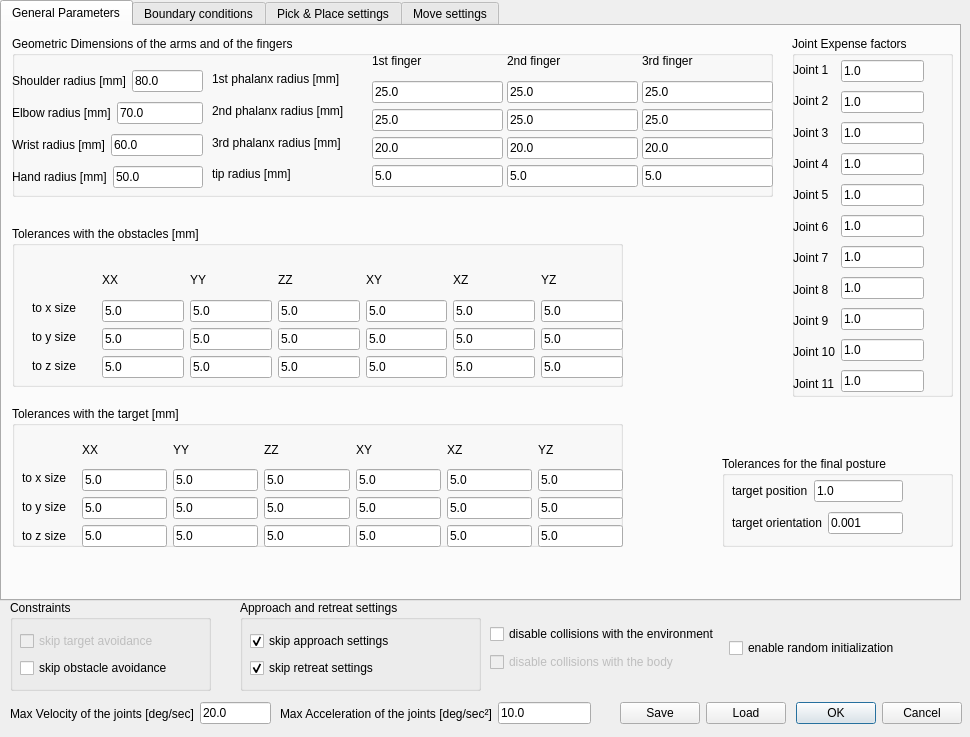
First picture: the form in ui/toldialoghump.ui, repository zohannn/motion_manager, before the edit.
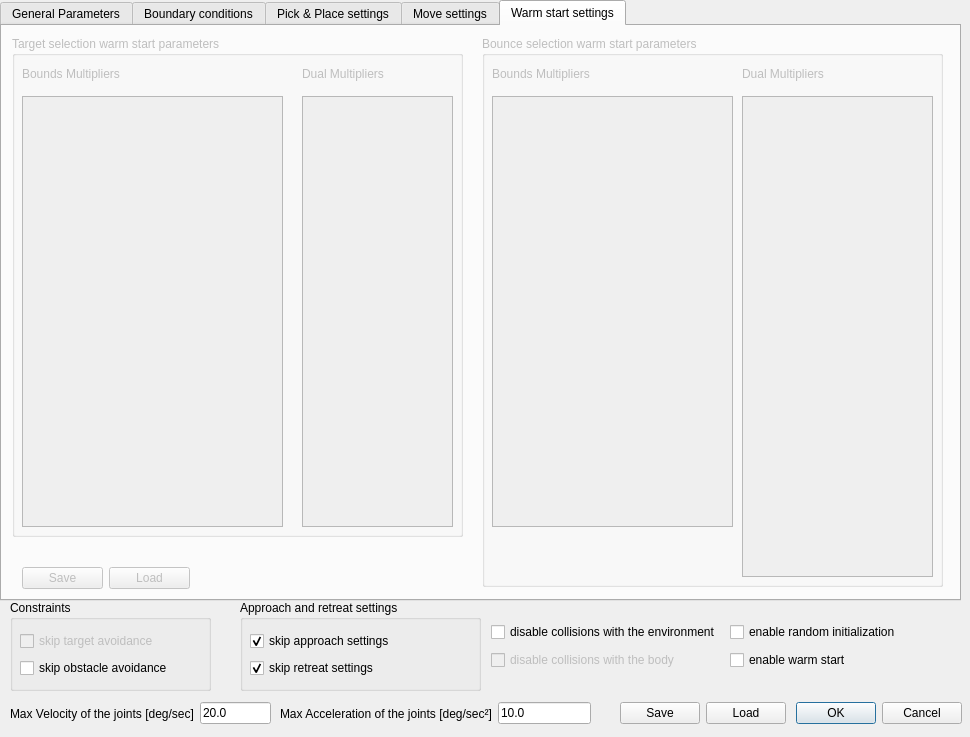
Second picture: the form after the edit. The open tabs and pages were chosen to show the change.

Diff of the .ui file:
```diff
--- a/ui/toldialoghump.ui
+++ b/ui/toldialoghump.ui
@@ -3241,6 +3241,158 @@
      </property>
     </widget>
    </widget>
+   <widget class="QWidget" name="tab_hump_warm">
+    <property name="enabled">
+     <bool>false</bool>
+    </property>
+    <attribute name="title">
+     <string>Warm start settings</string>
+    </attribute>
+    <widget class="QGroupBox" name="groupBox_warm_final">
+     <property name="geometry">
+      <rect>
+       <x>10</x>
+       <y>10</y>
+       <width>451</width>
+       <height>501</height>
+      </rect>
+     </property>
+     <property name="title">
+      <string>Target selection warm start parameters</string>
+     </property>
+     <widget class="QTableView" name="tableView_tar_bounds">
+      <property name="geometry">
+       <rect>
+        <x>10</x>
+        <y>60</y>
+        <width>261</width>
+        <height>431</height>
+       </rect>
+      </property>
+     </widget>
+     <widget class="QTableView" name="tableView_tar_dual">
+      <property name="geometry">
+       <rect>
+        <x>290</x>
+        <y>60</y>
+        <width>151</width>
+        <height>431</height>
+       </rect>
+      </property>
+     </widget>
+     <widget class="QLabel" name="label_tar_bounds">
+      <property name="geometry">
+       <rect>
+        <x>10</x>
+        <y>30</y>
+        <width>121</width>
+        <height>16</height>
+       </rect>
+      </property>
+      <property name="text">
+       <string>Bounds Multipliers</string>
+      </property>
+     </widget>
+     <widget class="QLabel" name="label_tar_bounds_2">
+      <property name="geometry">
+       <rect>
+        <x>290</x>
+        <y>30</y>
+        <width>101</width>
+        <height>16</height>
+       </rect>
+      </property>
+      <property name="text">
+       <string>Dual Multipliers</string>
+      </property>
+     </widget>
+    </widget>
+    <widget class="QGroupBox" name="groupBox_warm_bounce">
+     <property name="geometry">
+      <rect>
+       <x>480</x>
+       <y>10</y>
+       <width>461</width>
+       <height>551</height>
+      </rect>
+     </property>
+     <property name="title">
+      <string>Bounce selection warm start parameters</string>
+     </property>
+     <widget class="QLabel" name="label_tar_bounds_4">
+      <property name="geometry">
+       <rect>
+        <x>10</x>
+        <y>30</y>
+        <width>121</width>
+        <height>16</height>
+       </rect>
+      </property>
+      <property name="text">
+       <string>Bounds Multipliers</string>
+      </property>
+     </widget>
+     <widget class="QLabel" name="label_tar_bounds_3">
+      <property name="geometry">
+       <rect>
+        <x>260</x>
+        <y>30</y>
+        <width>101</width>
+        <height>16</height>
+       </rect>
+      </property>
+      <property name="text">
+       <string>Dual Multipliers</string>
+      </property>
+     </widget>
+     <widget class="QTableView" name="tableView_bounce_bounds">
+      <property name="geometry">
+       <rect>
+        <x>10</x>
+        <y>60</y>
+        <width>241</width>
+        <height>431</height>
+       </rect>
+      </property>
+     </widget>
+     <widget class="QTableView" name="tableView_bounce_dual">
+      <property name="geometry">
+       <rect>
+        <x>260</x>
+        <y>60</y>
+        <width>191</width>
+        <height>481</height>
+       </rect>
+      </property>
+     </widget>
+    </widget>
+    <widget class="QWidget" name="layoutWidget">
+     <property name="geometry">
+      <rect>
+       <x>20</x>
+       <y>540</y>
+       <width>168</width>
+       <height>25</height>
+      </rect>
+     </property>
+     <layout class="QHBoxLayout" name="horizontalLayout_24">
+      <item>
+       <widget class="QPushButton" name="pushButton_save_warm">
+        <property name="text">
+         <string>Save</string>
+        </property>
+       </widget>
+      </item>
+      <item>
+       <widget class="QPushButton" name="pushButton_load_warm">
+        <property name="text">
+         <string>Load</string>
+        </property>
+       </widget>
+      </item>
+     </layout>
+    </widget>
+   </widget>
   </widget>
   <widget class="QGroupBox" name="groupBox_constraints_2">
    <property name="geometry">
@@ -3356,9 +3508,9 @@
   <widget class="QWidget" name="layoutWidget">
    <property name="geometry">
     <rect>
-     <x>490</x>
-     <y>622</y>
-     <width>467</width>
+     <x>491</x>
+     <y>620</y>
+     <width>469</width>
      <height>52</height>
     </rect>
    </property>
@@ -3391,14 +3543,25 @@
      </layout>
     </item>
     <item>
-     <widget class="QCheckBox" name="checkBox_rand_init">
-      <property name="text">
-       <string>enable random initialization</string>
-      </property>
-      <property name="checked">
-       <bool>false</bool>
-      </property>
-     </widget>
+     <layout class="QVBoxLayout" name="verticalLayout_29">
+      <item>
+       <widget class="QCheckBox" name="checkBox_rand_init">
+        <property name="text">
+         <string>enable random initialization</string>
+        </property>
+        <property name="checked">
+         <bool>false</bool>
+        </property>
+       </widget>
+      </item>
+      <item>
+       <widget class="QCheckBox" name="checkBox_warm_start">
+        <property name="text">
+         <string>enable warm start</string>
+        </property>
+       </widget>
+      </item>
+     </layout>
     </item>
    </layout>
   </widget>
```
Left out of the diff: 8 changed lines with no effect on the pictures.
